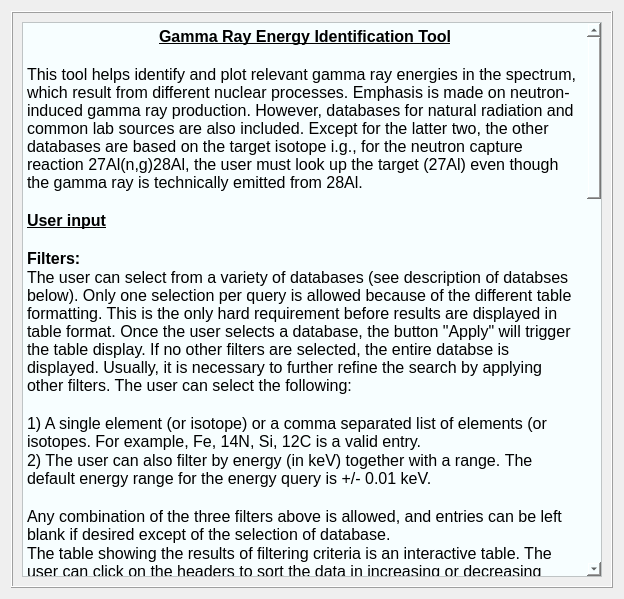
Above: nasagamma/win_info_isot_id.ui from mauricioAyllon/NASA-gamma before the change. Below: the same form after it.
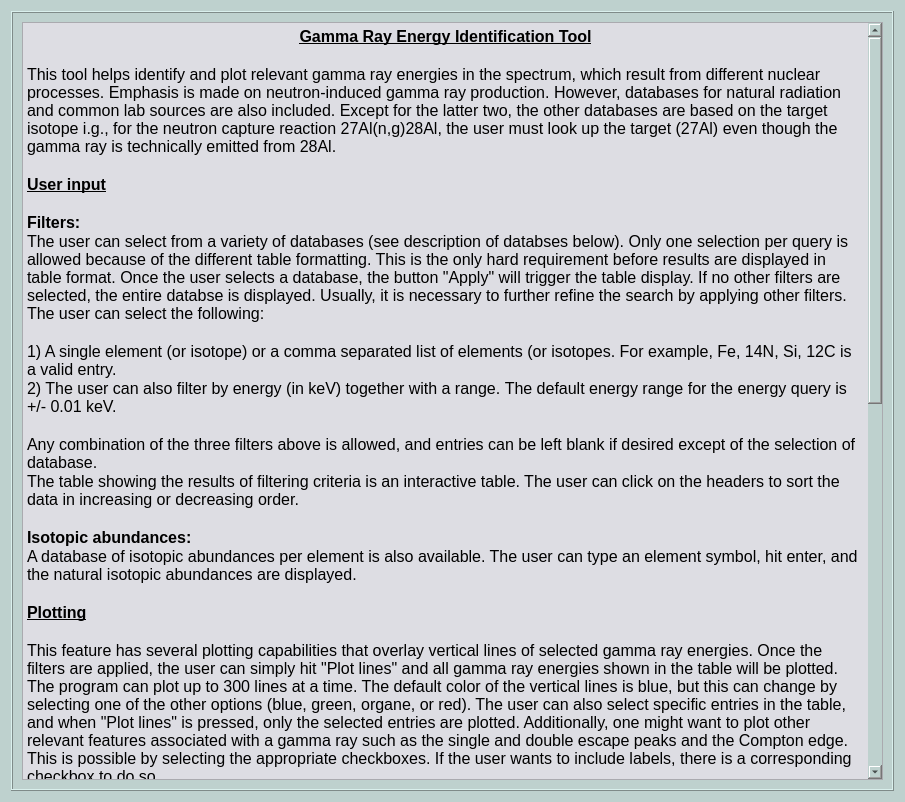
That is the form after the change.

```diff
--- a/nasagamma/win_info_isot_id.ui
+++ b/nasagamma/win_info_isot_id.ui
@@ -6,13 +6,17 @@
    <rect>
     <x>0</x>
     <y>0</y>
-    <width>624</width>
-    <height>599</height>
+    <width>905</width>
+    <height>802</height>
    </rect>
   </property>
   <property name="windowTitle">
    <string>Dialog</string>
   </property>
+  <property name="styleSheet">
+   <string notr="true">background-color: rgb(190, 209, 206);
+</string>
+  </property>
   <layout class="QGridLayout" name="gridLayout_2">
    <item row="0" column="0">
     <widget class="QFrame" name="frame">
@@ -26,7 +30,7 @@
       <item row="0" column="0">
        <widget class="QTextBrowser" name="text_info">
         <property name="styleSheet">
-         <string notr="true">background-color: rgb(247, 254, 255);</string>
+         <string notr="true">background-color: rgb(221, 221, 227);</string>
         </property>
         <property name="html">
          <string>&lt;!DOCTYPE HTML PUBLIC &quot;-//W3C//DTD HTML 4.0//EN&quot; &quot;http://www.w3.org/TR/REC-html40/strict.dtd&quot;&gt;
```
